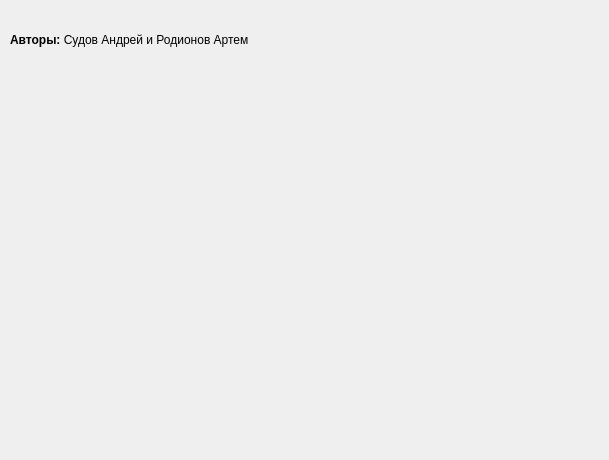
Before: the Qt Designer form authors.ui in RodionovAS07/Kursovaya, drawn with Qt 5.
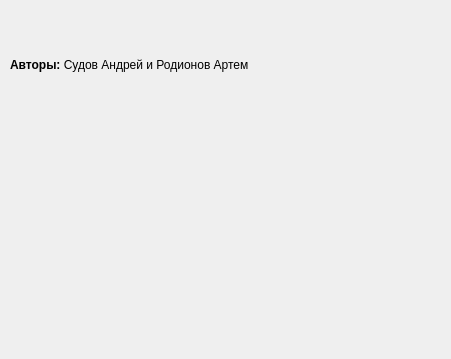
After: the same form once the commit is applied.

Patch:
```diff
--- a/authors.ui
+++ b/authors.ui
@@ -6,8 +6,8 @@
    <rect>
     <x>0</x>
     <y>0</y>
-    <width>609</width>
-    <height>460</height>
+    <width>451</width>
+    <height>359</height>
    </rect>
   </property>
   <property name="windowTitle">
@@ -17,9 +17,9 @@
    <property name="geometry">
     <rect>
      <x>10</x>
-     <y>20</y>
+     <y>50</y>
      <width>351</width>
-     <height>41</height>
+     <height>31</height>
     </rect>
    </property>
    <property name="text">
```
